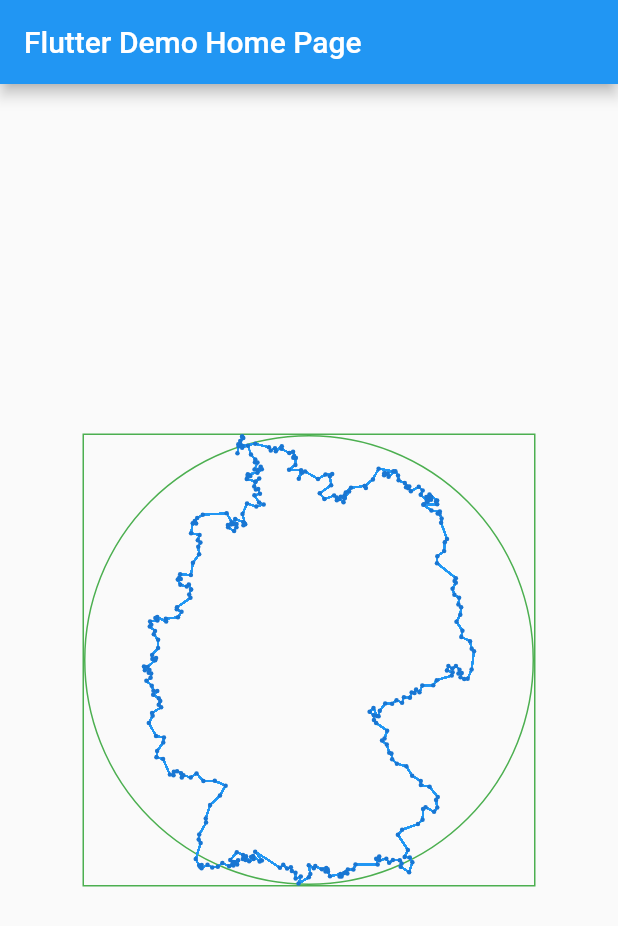
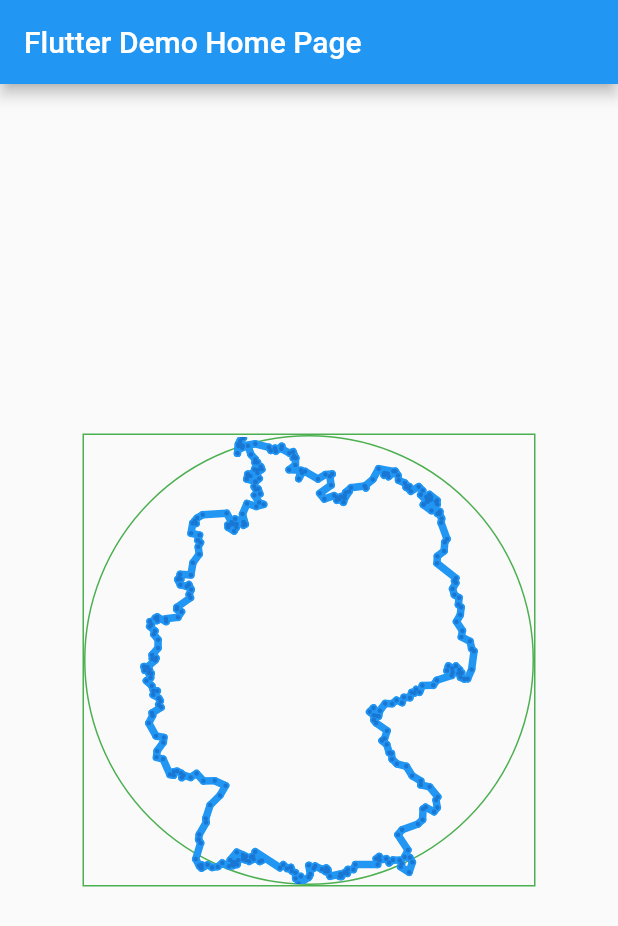
Before and after one commit to tmaihoff/coordinate_drawer, a Flutter app: the screen it shows after launch, on a phone screen of 412 x 824 dp. Shown: the top 926 px of the screen. Run offline on Flutter 3.47's test engine with Material 2 defaults, Android fonts, the phone set to English and light mode, and no system bars.

Commit message:
performance improved by changing from path to line

```diff
--- a/example/lib/main.dart
+++ b/example/lib/main.dart
@@ -41,11 +41,24 @@ class _MyHomePageState extends State<MyHomePage> {
               border: Border.all(color: Colors.green),
               shape: BoxShape.circle,
             ),
-            child: CoordinateDrawer(
-              coordinateLists: [germany],
-              lineWidth: 1,
-              drawPoints: true,
-              // closeShapes: true,
+            child: InteractiveViewer(
+              maxScale: 100,
+              minScale: 0.1,
+              boundaryMargin: const EdgeInsets.all(200),
+              child: SizedBox(
+                height: 300,
+                width: 300,
+                child: RepaintBoundary(
+                  child: CoordinateDrawer(
+                    coordinateLists: [
+                      germany,
+                    ],
+                    closeShapes: true,
+                    lineWidth: 5,
+                    drawPoints: true,
+                  ),
+                ),
+              ),
             ),
           ),
         ),
```
Also changed, not shown: lib/src/coordinate_drawer.dart (+7 -10 lines).
